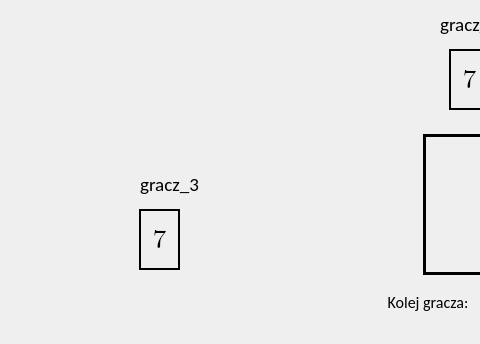
Old version of the form klient/mainwindow.ui in the repository C1n3k99/SK2_lab; both pictures show x 0 to 480 and y 0 to 344 of the 882 by 626 pixel window.
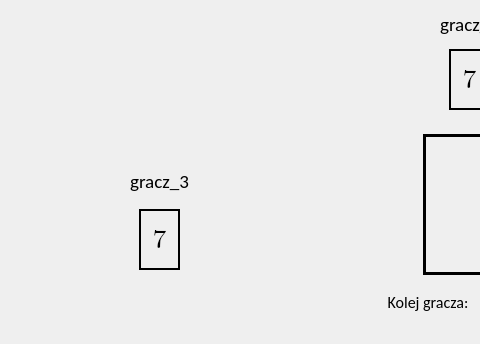
New version of the form. The open tabs and pages were chosen to show the change. Icons and pictures are not drawn.

Diff of the .ui file:
```diff
--- a/klient/mainwindow.ui
+++ b/klient/mainwindow.ui
@@ -847,33 +847,6 @@
          <set>Qt::AlignCenter</set>
         </property>
        </widget>
-       <widget class="QLabel" name="player3">
-        <property name="geometry">
-         <rect>
-          <x>50</x>
-          <y>160</y>
-          <width>221</width>
-          <height>31</height>
-         </rect>
-        </property>
-        <property name="font">
-         <font>
-          <family>Calibri</family>
-          <pointsize>14</pointsize>
-          <weight>50</weight>
-          <bold>false</bold>
-         </font>
-        </property>
-        <property name="frameShape">
-         <enum>QFrame::NoFrame</enum>
-        </property>
-        <property name="text">
-         <string>gracz_3</string>
-        </property>
-        <property name="alignment">
-         <set>Qt::AlignCenter</set>
-        </property>
-       </widget>
        <widget class="QPushButton" name="takeCard">
         <property name="geometry">
          <rect>
@@ -1229,6 +1202,31 @@
          </item>
         </layout>
        </widget>
+       <widget class="QLabel" name="player3">
+        <property name="geometry">
+         <rect>
+          <x>40</x>
+          <y>160</y>
+          <width>221</width>
+          <height>31</height>
+         </rect>
+        </property>
+        <property name="font">
+         <font>
+          <family>Calibri</family>
+          <pointsize>14</pointsize>
+         </font>
+        </property>
+        <property name="frameShape">
+         <enum>QFrame::NoFrame</enum>
+        </property>
+        <property name="text">
+         <string>gracz_3</string>
+        </property>
+        <property name="alignment">
+         <set>Qt::AlignHCenter|Qt::AlignTop</set>
+        </property>
+       </widget>
       </widget>
       <widget class="QWidget" name="chooseCardPage">
        <widget class="QPushButton" name="blueButton">
```
Left out of the diff: 4 changed lines with no effect on the pictures.
